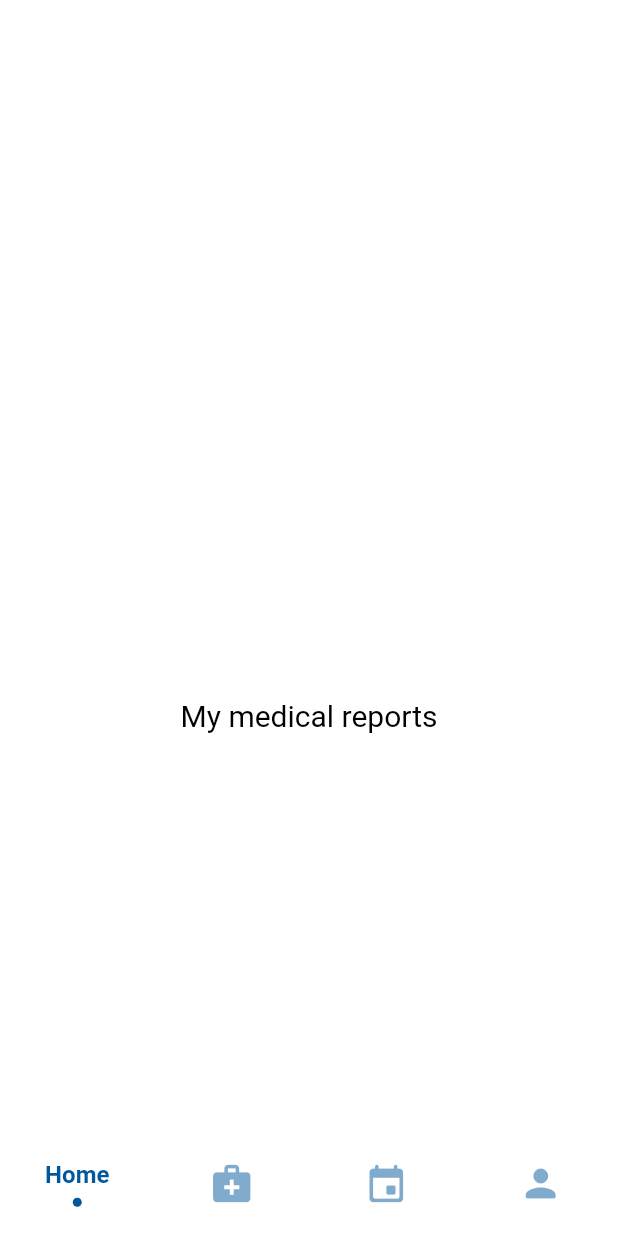
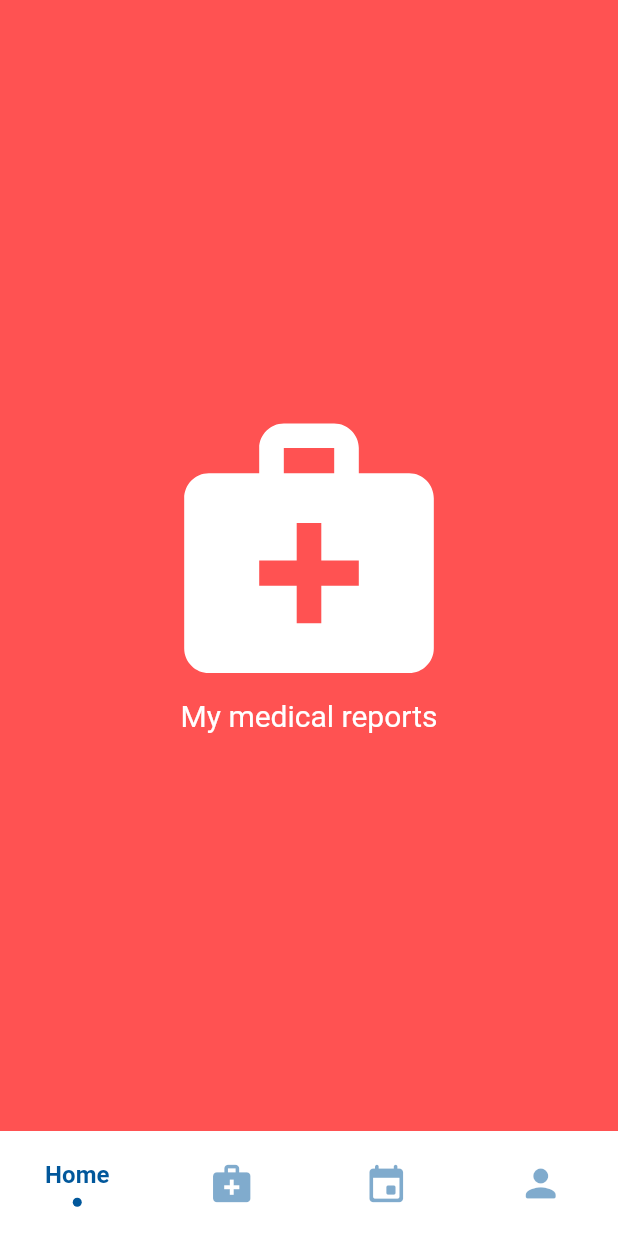
Before and after one commit to TheJakov/health_app, a Flutter app: the screen it shows after launch, swiped to page 2, on a phone screen of 412 x 824 dp. Run offline on Flutter 3.47's test engine with Material 2 defaults, Android fonts, the light colour scheme and no system bars; drawn by our look-alikes of sliding_clipped_nav_bar; our stand-ins replace google_fonts; Roboto replaces fonts that are missing (Oxygen).

Commit message:
Medical Reports Refactor to widget

```diff
--- a/lib/main.dart
+++ b/lib/main.dart
@@ -120,29 +120,9 @@ TextStyle pageTitle = GoogleFonts.roboto(
 
 /// LIST OF SCREENS
 List<Widget> _listOfWidget = <Widget>[
-  /// HOME
-  HomeWidget(),
 
-  /// REPORTS
-  Container(
-    alignment: Alignment.center,
-    color: Colors.white,
-    child: Column(
-      mainAxisAlignment: MainAxisAlignment.center,
-      children: [
-        Icon(
-          Icons.medical_services,
-          size: iconSize,
-          color: Colors.white,
-        ),
-        Text("My medical reports",
-            style: GoogleFonts.oxygen(
-                fontSize: 20,
-                fontWeight: FontWeight.w400,
-                color: Colors.black)),
-      ],
-    ),
-  ),
+  const HomeWidget(),
+  const MedicalReportsWidget(),
 
   /// APPOINTMENTS
   Container(
@@ -179,19 +159,39 @@ List<Widget> _listOfWidget = <Widget>[
   ),
 ];
 
-class HomeWidget extends StatelessWidget {
-   HomeWidget({
+class MedicalReportsWidget extends StatelessWidget {
+  const MedicalReportsWidget({
     Key? key,
   }) : super(key: key);
 
-   final TextStyle defaultItemTitleStyle = GoogleFonts.roboto(
-       fontSize: 20, fontWeight: FontWeight.w400, color: Colors.white);
+  @override
+  Widget build(BuildContext context) {
+    return Container(
+      alignment: Alignment.center,
+      color: Colors.redAccent,
+      child: Column(
+        mainAxisAlignment: MainAxisAlignment.center,
+        children: [
+          Icon(
+            Icons.medical_services,
+            size: iconSize,
+            color: Colors.white,
+          ),
+          Text("My medical reports",
+              style: GoogleFonts.oxygen(
+                  fontSize: 20,
+                  fontWeight: FontWeight.w400,
+                  color: Colors.white)),
+        ],
+      ),
+    );
+  }
+}
 
-  final TextStyle defaultStyle = GoogleFonts.roboto(
-      fontSize: 16, fontWeight: FontWeight.w400, color: Colors.white);
-
-  final TextStyle darkDefaultStyle = GoogleFonts.roboto(
-      fontSize: 14, fontWeight: FontWeight.w400, color: Colors.black);
+class HomeWidget extends StatelessWidget {
+  const HomeWidget({
+    Key? key,
+  }) : super(key: key);
 
   @override
   Widget build(BuildContext context) {
```
